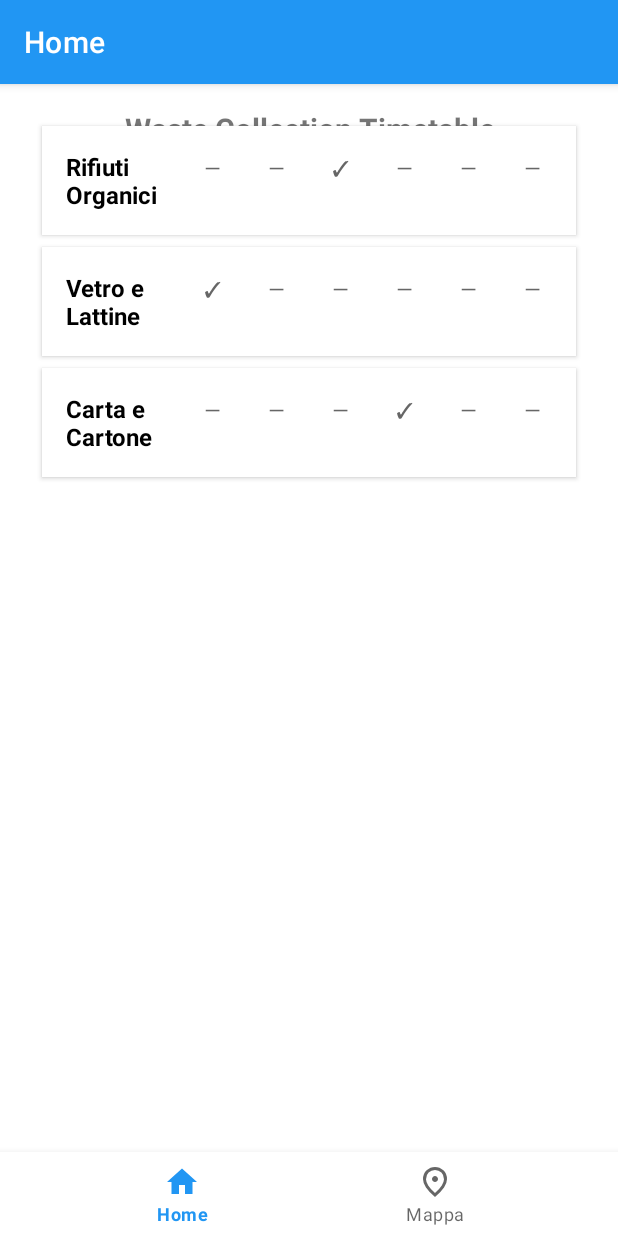
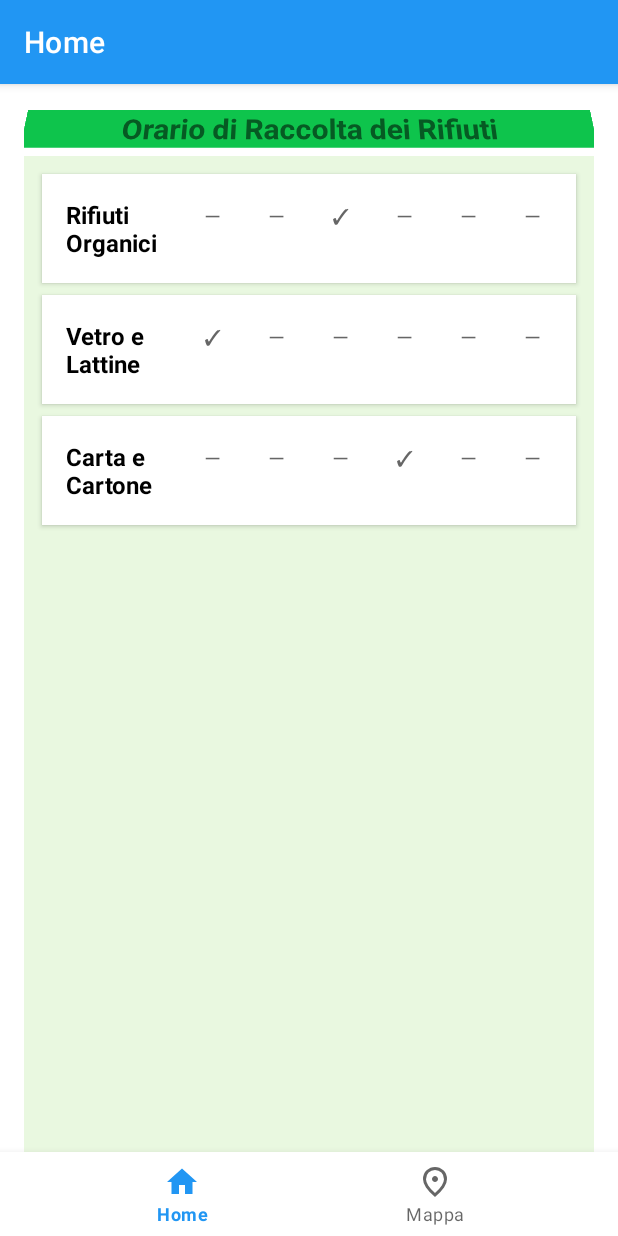
Before and after one commit to ecotrack-project/ecotrack-android, an Android app: the HomeFragment screen opened through its navigation route, on a phone screen of 412 x 824 dp. Run offline under Robolectric (Android 15) with nearby library versions, the phone set to English and light mode, and no system bars; our stand-ins replace Volley, navigation-ui; libraries missing offline, so code that uses them is left out: com.google.maps.android.

Commit message:
home better

```diff
--- a/app/src/main/res/layout/fragment_home.xml
+++ b/app/src/main/res/layout/fragment_home.xml
@@ -13,24 +13,31 @@
         android:id="@+id/text_notifications"
         android:layout_width="match_parent"
         android:layout_height="wrap_content"
+        android:background="#0EC44C"
+        android:backgroundTint="#0EC44C"
+        android:gravity="center"
+        android:rotationX="23"
         android:text="@string/WasteCollectionTimetable"
+        android:textColorLink="#000000"
         android:textSize="20sp"
         android:textStyle="bold"
-        android:gravity="center"
-        android:layout_marginBottom="16dp"
-        app:layout_constraintTop_toTopOf="parent"
+        app:layout_constraintEnd_toEndOf="parent"
         app:layout_constraintStart_toStartOf="parent"
-        app:layout_constraintEnd_toEndOf="parent" />
+        app:layout_constraintTop_toTopOf="parent" />
 
     <!-- RecyclerView per la tabella -->
     <androidx.recyclerview.widget.RecyclerView
         android:id="@+id/recyclerViewTable"
         android:layout_width="match_parent"
         android:layout_height="match_parent"
+        android:layout_marginTop="32dp"
+        android:background="#E9F8E0"
+        android:clipToPadding="false"
         android:padding="8dp"
-        android:clipToPadding="false"
-        app:layout_constraintTop_toBottomOf="@id/text_notifications"
+        app:layout_constraintBottom_toBottomOf="parent"
+        app:layout_constraintEnd_toEndOf="parent"
+        app:layout_constraintHorizontal_bias="0.0"
         app:layout_constraintStart_toStartOf="parent"
-        app:layout_constraintEnd_toEndOf="parent"
-        app:layout_constraintBottom_toBottomOf="parent" />
+        app:layout_constraintTop_toBottomOf="@+id/text_notifications"
+        app:layout_constraintVertical_bias="1.0" />
 </androidx.constraintlayout.widget.ConstraintLayout>
--- a/app/src/main/res/values/strings.xml
+++ b/app/src/main/res/values/strings.xml
@@ -14,7 +14,7 @@
     <string name="submit_button">Invia</string>
     <string name="description">Descrizione</string>
     <string name="email">E-mail</string>
-    <string name="WasteCollectionTimetable">Waste Collection Timetable</string>
-    <string name="trashcan_id">ID del Cestino</string>
+    <string name="WasteCollectionTimetable">Orario di Raccolta dei Rifiuti</string>
+    <string name="trashcan_id">ID</string>
 
 </resources>
```
